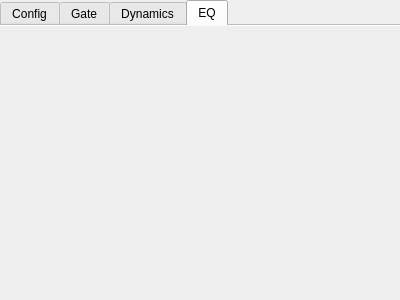
Above: x32-controller/assets/ui/edit-channel-window.ui from ParalaxDev/computer-science-project before the change. Below: the same form after it.
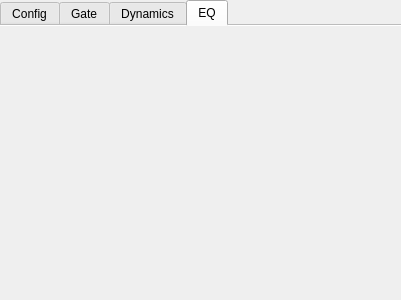
That is the form after the change. The open tabs and pages were chosen to show the change.

```diff
--- a/x32-controller/assets/ui/edit-channel-window.ui
+++ b/x32-controller/assets/ui/edit-channel-window.ui
@@ -6,7 +6,7 @@
    <rect>
     <x>0</x>
     <y>0</y>
-    <width>400</width>
+    <width>401</width>
     <height>300</height>
    </rect>
   </property>
```
Left out of the diff: 14 changed lines with no effect on the pictures.
